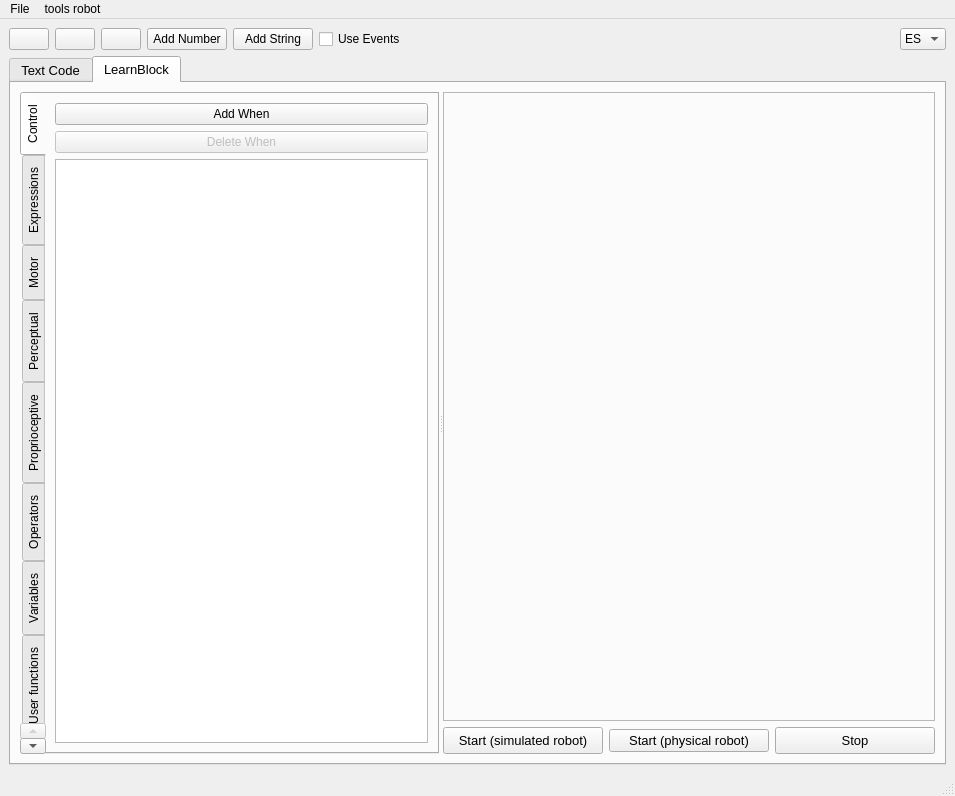
Before: the Qt Designer form learnbot_dsl/learnbotCode/guis/interface.ui in robocomp/LearnBlock, drawn with Qt 5.
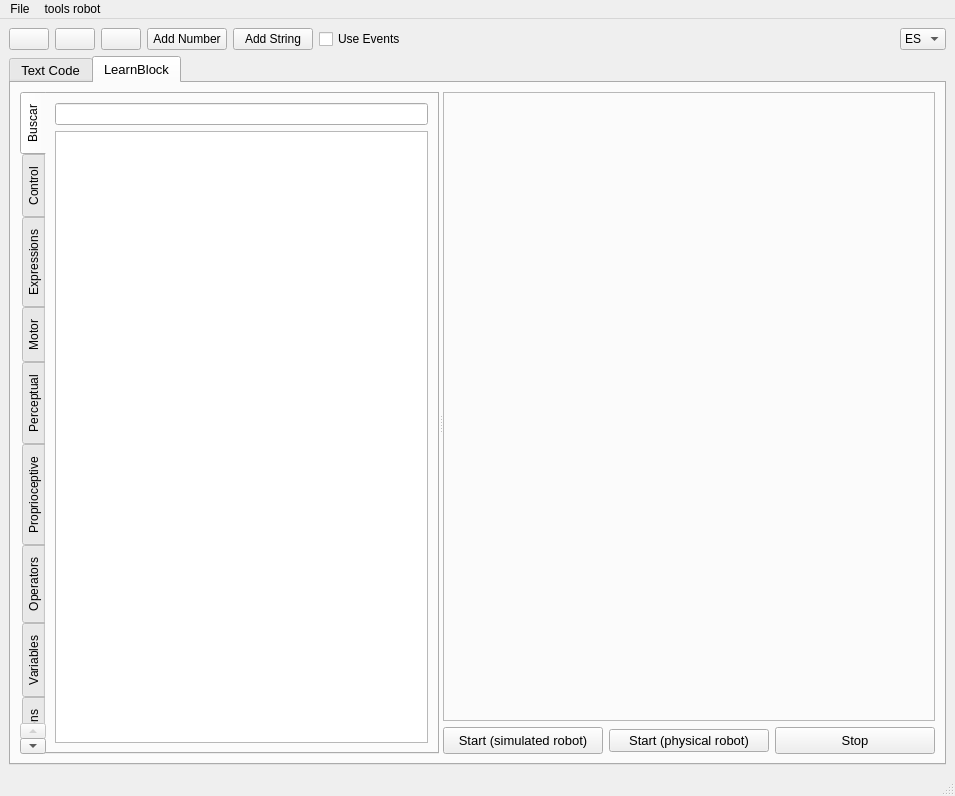
After: the same form once the commit is applied.

Diff of the .ui file:
```diff
--- a/learnbot_dsl/learnbotCode/guis/interface.ui
+++ b/learnbot_dsl/learnbotCode/guis/interface.ui
@@ -266,6 +266,32 @@
            <property name="currentIndex">
             <number>0</number>
            </property>
+           <widget class="QWidget" name="search">
+            <attribute name="title">
+             <string>Buscar</string>
+            </attribute>
+            <layout class="QVBoxLayout" name="verticalLayout_16">
+             <item>
+              <widget class="QLineEdit" name="SearchlineEdit"/>
+             </item>
+             <item>
+              <widget class="QTableWidget" name="tableSearch">
+               <property name="showGrid">
+                <bool>false</bool>
+               </property>
+               <property name="gridStyle">
+                <enum>Qt::NoPen</enum>
+               </property>
+               <attribute name="horizontalHeaderVisible">
+                <bool>false</bool>
+               </attribute>
+               <attribute name="verticalHeaderVisible">
+                <bool>false</bool>
+               </attribute>
+              </widget>
+             </item>
+            </layout>
+           </widget>
            <widget class="QWidget" name="control">
             <attribute name="title">
              <string>Control</string>
```
Left out of the diff: 2 changed lines with no effect on the pictures.
